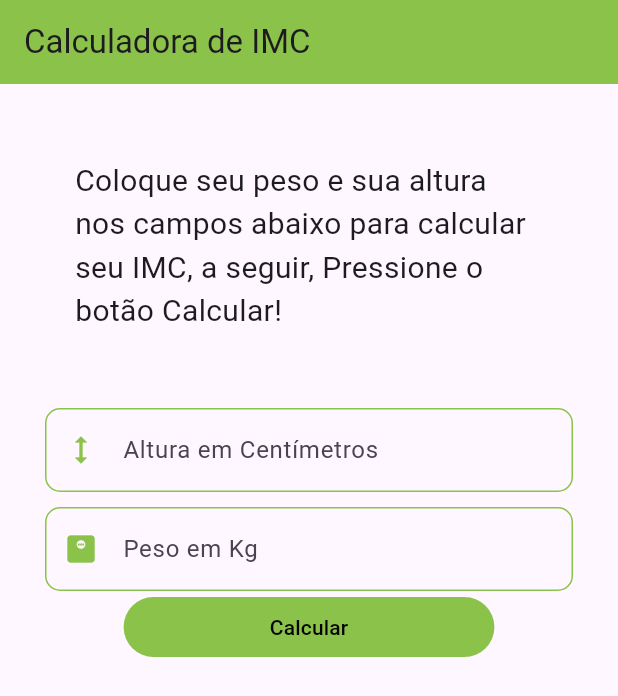
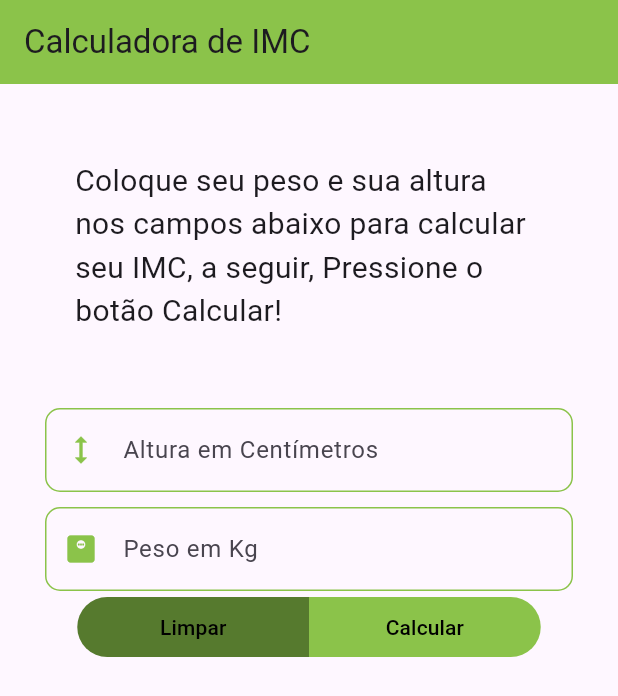
Before and after one commit to leofsousa/calculadora-imc-flutter, a Flutter app: the screen it shows after launch, on a phone screen of 412 x 824 dp. Shown: the top 696 px of the screen. Run offline on Flutter 3.47's test engine with Material 3 defaults, Android fonts, the phone set to English and light mode, and no system bars.

Commit message:
Calculos, limpar, e mensagem de erro funcionando

```diff
--- a/calculador_imc_flutter/lib/pages/home_page.dart
+++ b/calculador_imc_flutter/lib/pages/home_page.dart
@@ -93,8 +93,9 @@ class _HomePageState extends State<HomePage> {
                   ),
                   Row(
                     children: [
-                      const Expanded(
-                        child: SizedBox(
+                      Expanded(
+                        flex: 1,
+                        child: Container(
                           width: 10,
                         ),
                       ),
@@ -102,6 +103,36 @@ class _HomePageState extends State<HomePage> {
                         flex: 3,
                         child: TextButton(
                           onPressed: () {
+                            setState(() {
+                              peso = 0;
+                              altura = 0;
+                              mostrarResultado = false;
+                            });
+                            debugPrint("Resultado: $peso $altura");
+                          },
+                          style: const ButtonStyle(
+                            backgroundColor: WidgetStatePropertyAll(
+                                Color.fromARGB(255, 86, 122, 46)),
+                            shape: WidgetStatePropertyAll(
+                                RoundedRectangleBorder(
+                                    borderRadius: BorderRadius.only(
+                                        topLeft: Radius.circular(20),
+                                        bottomLeft: Radius.circular(20)))),
+                          ),
+                          child: const Text(
+                            "Limpar",
+                            style: TextStyle(
+                              color: Colors.black,
+                            ),
+                          ),
+                        ),
+                      ),
+                      Expanded(
+                        flex: 3,
+                        child: TextButton(
+                          onPressed: () {
+                            if (pesoController.text.trim().isNotEmpty ||
+                                alturaController.text.trim().isNotEmpty) {
                               setState(() {
                                 double peso =
                                     double.tryParse(pesoController.text) ?? 0;
@@ -113,10 +144,21 @@ class _HomePageState extends State<HomePage> {
                                 strResultado = resultado.toStringAsFixed(2);
                                 mostrarResultado = true;
                               });
+                            } else {}
+                            ScaffoldMessenger.of(context).showSnackBar(
+                                const SnackBar(
+                                    content: Text(
+                                        "Dados Inválidos, tente novamente!")));
                           },
                           style: const ButtonStyle(
                             backgroundColor:
-                                  WidgetStatePropertyAll(Colors.lightGreen)),
+                                WidgetStatePropertyAll(Colors.lightGreen),
+                            shape: WidgetStatePropertyAll(
+                                RoundedRectangleBorder(
+                                    borderRadius: BorderRadius.only(
+                                        topRight: Radius.circular(20),
+                                        bottomRight: Radius.circular(20)))),
+                          ),
                           child: const Text(
                             "Calcular",
                             style: TextStyle(
```
Also changed, not shown: 1 other file. Lines whose indentation alone changed are shown as unchanged.
